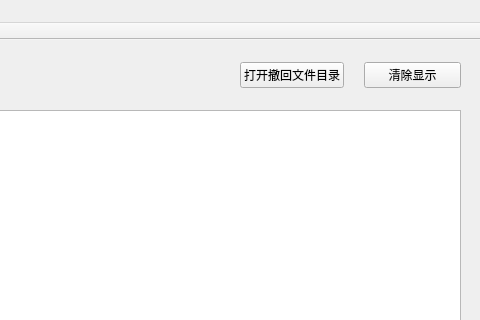
This is Ui_mainWindow.ui in shangyexin/wechat_tools as Qt 5 draws it before an edit; both pictures show x 320 to 800 and y 0 to 320 of the 800 by 600 pixel window. The edited form follows.
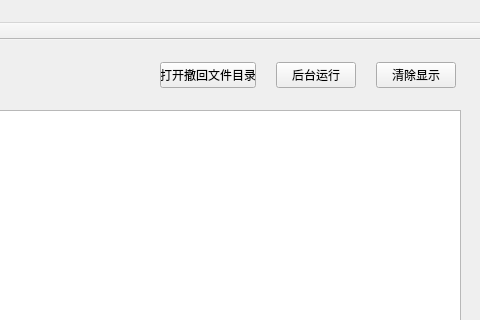
This is the edited form. Icons and pictures are not drawn.

Commit message: feat: 增加托盘图标显示

Diff of the .ui file:
```diff
--- a/Ui_mainWindow.ui
+++ b/Ui_mainWindow.ui
@@ -170,9 +170,9 @@
    <widget class="QWidget" name="horizontalLayoutWidget_3">
     <property name="geometry">
      <rect>
-      <x>560</x>
+      <x>480</x>
       <y>10</y>
-      <width>221</width>
+      <width>296</width>
       <height>51</height>
      </rect>
     </property>
@@ -187,6 +187,13 @@
        </property>
       </widget>
      </item>
+     <item>
+      <widget class="QPushButton" name="button_background">
+       <property name="text">
+        <string>后台运行</string>
+       </property>
+      </widget>
+     </item>
      <item>
       <widget class="QPushButton" name="clear_display">
        <property name="text">
```
The commit also changes 2 other files.
